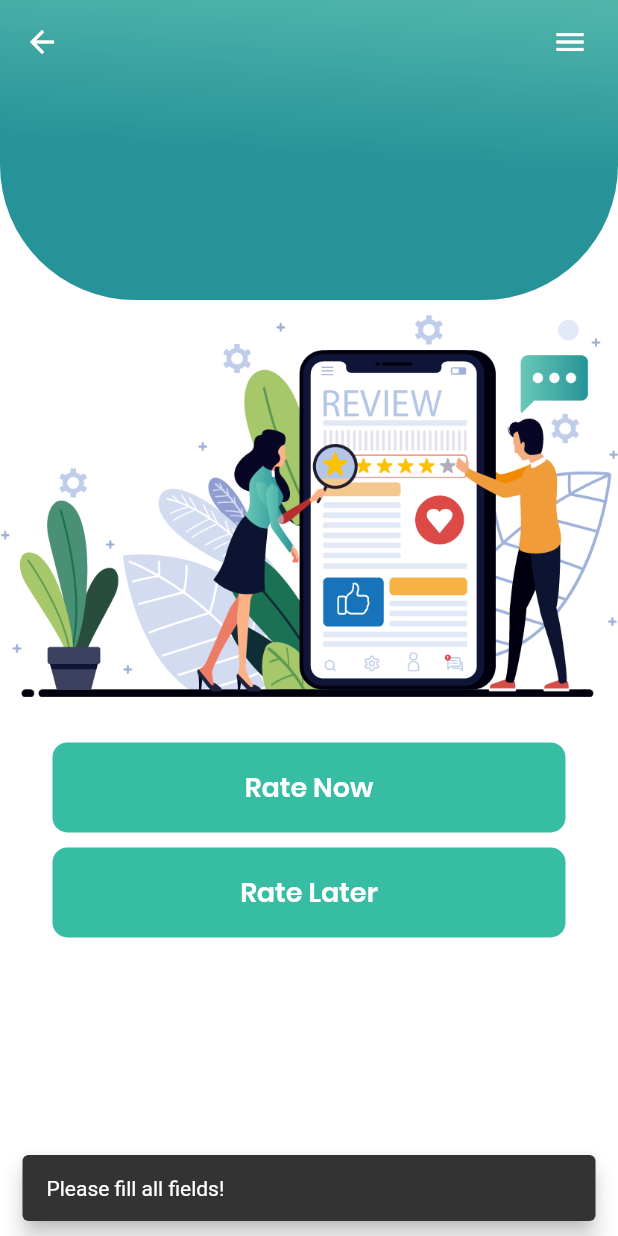
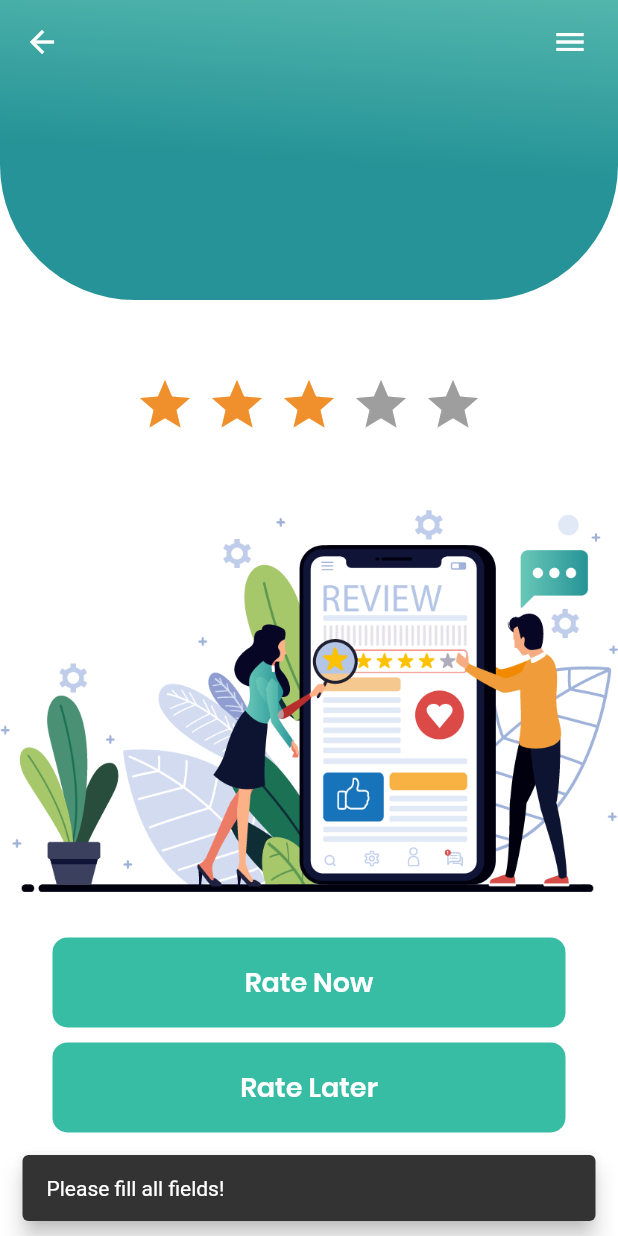
Before and after one commit to usama62/voila, a Flutter app: the Ratings screen opened directly, after a tap on "Rate Now", on a phone screen of 412 x 824 dp. Run offline on Flutter 3.47's test engine with Material 2 defaults, Android fonts, the light colour scheme and no system bars; drawn by our look-alikes of flutter_rating_bar; our stand-ins replace image_picker, localstorage.

Commit message:
ratings implemented

```diff
--- a/lib/screens/Categories.dart
+++ b/lib/screens/Categories.dart
@@ -23,8 +23,6 @@ class _CategoriesState extends State<Categories> {
   void initState() {
     super.initState();
     var data = storage.getItem('user_data');
-    print("data");
-    print(data);
     username = data['name'];
   }
 
--- a/lib/screens/login.dart
+++ b/lib/screens/login.dart
@@ -249,7 +249,7 @@ class _LoginState extends State<Login> {
                             Navigator.push(
                                 context,
                                 MaterialPageRoute(
-                                    builder: (context) => const ForgotPass()));
+                                    builder: (context) => const Ratings()));
                           },
                           child: const Text(
                             "Forgot your password?",
--- a/lib/screens/ratings.dart
+++ b/lib/screens/ratings.dart
@@ -1,4 +1,5 @@
 import 'package:flutter/material.dart';
+import 'package:flutter_rating_bar/flutter_rating_bar.dart';
 import 'package:localstorage/localstorage.dart';
 import 'dart:io';
 import 'package:http/http.dart' as http;
@@ -17,41 +18,30 @@ class Ratings extends StatefulWidget {
 }
 
 class _RatingsState extends State<Ratings> {
-  TextEditingController _EmailController = TextEditingController();
   final storage = LocalStorage('user_data');
   final GlobalKey<ScaffoldState> _scaffoldKey = GlobalKey();
+
+  double ratings = 0;
 
   var username = '';
 
   @override
   void initState() {
     super.initState();
-    _EmailController = TextEditingController();
     var data = storage.getItem('user_data');
   }
 
-  Future _forgotpass() async {
+  Future _ratings() async {
     var uri = Uri.parse(
         "https://voilapro.nl/apis/forgotPassword.php?email=usama@gmail.com");
     final http.Response response = await http.get(uri);
-    // Map<String, String> body = {
-    //   "id": userData['user_id'],
-    //   "remote": remote,
-    //   "jobTitle": _jobTitleController.text,
-    //   "description": _descriptionController.text,
-    //   "image": img64,
-    // };
-    // http.Response response =
-    //     await http.post(Global.getUpdateProfileUrl(), body: body);
-    print("profileBtnListener responseBody");
-    print(response.statusCode);
     return response;
   }
 
-  void forgotpassBtnListener() async {
+  ratingBtnListener() async {
     try {
-      if (_EmailController.text.isNotEmpty) {
-        var response = await _forgotpass();
+      if (ratings > 0) {
+        var response = await _ratings();
         var responseBody = jsonDecode(response.body);
 
         if (response.statusCode == 200) {
@@ -108,8 +98,29 @@ class _RatingsState extends State<Ratings> {
               ),
             ),
           ),
+          Row(
+            mainAxisAlignment: MainAxisAlignment.center,
+            children: [
+              RatingBar.builder(
+                initialRating: 3,
+                minRating: 1,
+                direction: Axis.horizontal,
+                allowHalfRating: true,
+                itemCount: 5,
+                itemPadding: const EdgeInsets.symmetric(vertical: 50,horizontal: 4.0),
+                itemBuilder: (context, _) => const Icon(
+                  Icons.star,
+                  color: Color(0xFFF0902C),
+                ),
+                onRatingUpdate: (rating) {
+                  ratings = rating;
+                  print(rating);
+                },
+              )
+            ],
+          ),
           Padding(
-            padding: const EdgeInsets.fromLTRB(0.0, 10.0, 0.0, 20.0),
+            padding: const EdgeInsets.fromLTRB(0.0, 0.0, 0.0, 20.0),
             child: Image.asset("assets/images/ratings_center_img.png"),
           ),
           Padding(
@@ -124,7 +135,7 @@ class _RatingsState extends State<Ratings> {
                       borderRadius: BorderRadius.circular(10.0),
                     )),
                 onPressed: () {
-                  forgotpassBtnListener();
+                  ratingBtnListener();
                 },
                 child: const Text(
                   'Rate Now',
@@ -138,7 +149,7 @@ class _RatingsState extends State<Ratings> {
             ),
           ),
           Padding(
-            padding: const EdgeInsets.fromLTRB(35.0, 10.0, 35.0, 0.0),
+            padding: const EdgeInsets.fromLTRB(35.0, 10.0, 35.0, 10.0),
             child: SizedBox(
               height: 60,
               width: double.infinity,
@@ -149,7 +160,6 @@ class _RatingsState extends State<Ratings> {
                       borderRadius: BorderRadius.circular(10.0),
                     )),
                 onPressed: () {
-                  forgotpassBtnListener();
                 },
                 child: const Text(
                   'Rate Later',
--- a/pubspec.yaml
+++ b/pubspec.yaml
@@ -34,6 +34,7 @@ dependencies:
 
   flutter_switch: ^0.3.2
   image_picker: ^0.8.4+6
+  flutter_rating_bar: ^4.0.0
 
   # The following adds the Cupertino Icons font to your application.
   # Use with the CupertinoIcons class for iOS style icons.
--- a/todo.txt
+++ b/todo.txt
@@ -1,3 +1,2 @@
-email validation
-password validation
-local storage
+user{id,name,email,login,image,jobtitle,description,remote}
+officer{rating}
```
Also changed, not shown: lib/constants/Global.dart (+8 -0 lines), pubspec.lock.
